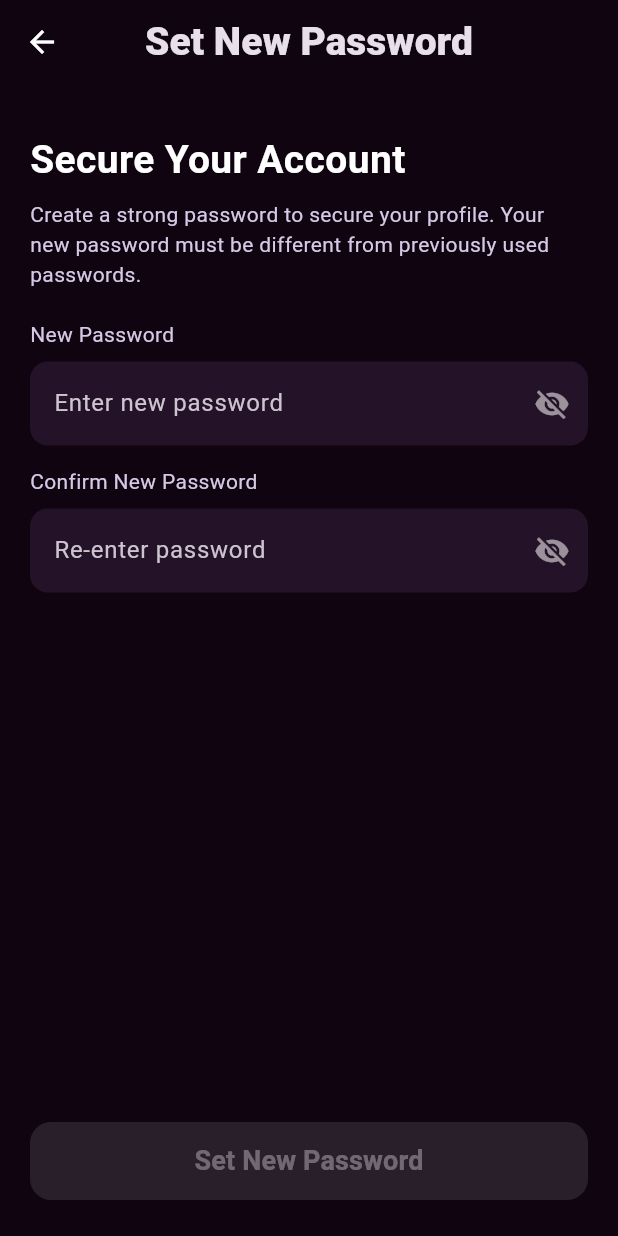
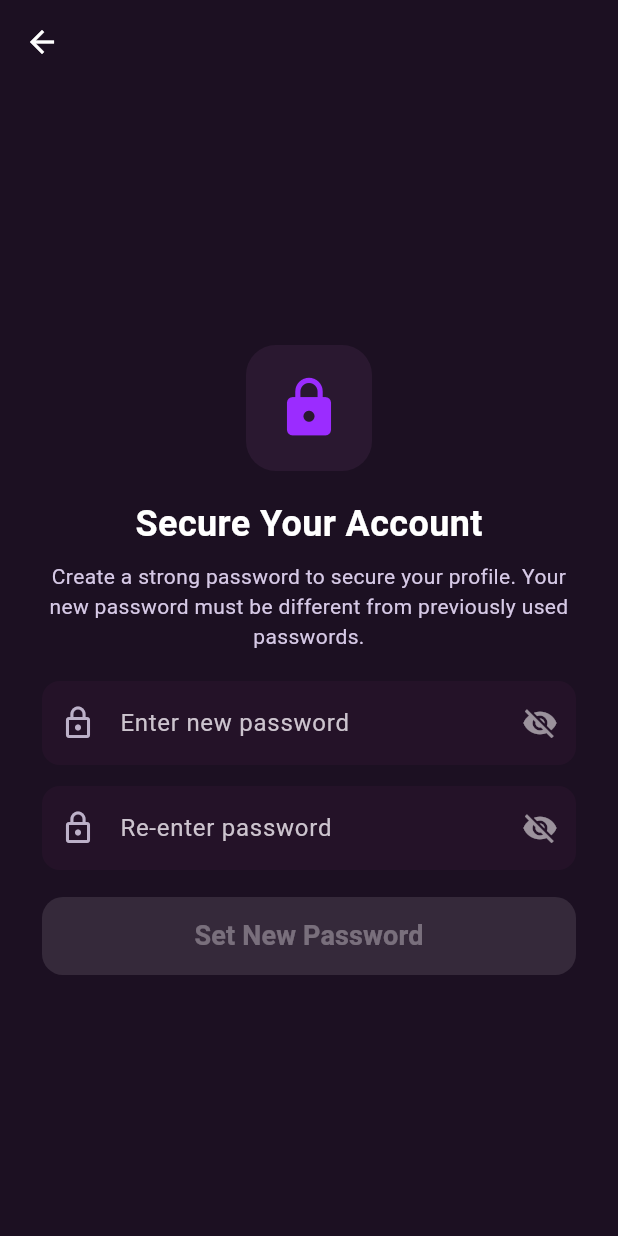
Before and after one commit to kalchan12/Graduate-Chronicles, a Flutter app: the PasswordResetScreen screen opened by its route, after a tap on "Verify", on a phone screen of 412 x 824 dp. Run offline on Flutter 3.47's test engine with Material 3 defaults, Android fonts, the light colour scheme and no system bars; our stand-ins replace flutter_riverpod.

Commit message:
fix(auth): align forgot password screens with design by fixing background color, centering content, restoring icons, and adding OTP countdown timer

```diff
--- a/lib/ui/auth/forgot/password_reset_screen.dart
+++ b/lib/ui/auth/forgot/password_reset_screen.dart
@@ -1,3 +1,4 @@
+import 'dart:async';
 import 'package:flutter/material.dart';
 import '../../../theme/design_system.dart';
 
@@ -11,10 +12,13 @@ class PasswordResetScreen extends StatefulWidget {
 class _PasswordResetScreenState extends State<PasswordResetScreen> {
   final List<TextEditingController> _controllers = List.generate(4, (_) => TextEditingController());
   final List<FocusNode> _focus = List.generate(4, (_) => FocusNode());
+  int _seconds = 60;
+  Timer? _timer;
 
   @override
   void initState() {
     super.initState();
+    _startTimer();
     for (int i = 0; i < _controllers.length; i++) {
       _controllers[i].addListener(() {
         final text = _controllers[i].text;
@@ -25,8 +29,21 @@ class _PasswordResetScreenState extends State<PasswordResetScreen> {
     }
   }
 
+  void _startTimer() {
+    _timer?.cancel();
+    setState(() => _seconds = 60);
+    _timer = Timer.periodic(const Duration(seconds: 1), (t) {
+      if (_seconds <= 0) {
+        t.cancel();
+      } else {
+        setState(() => _seconds -= 1);
+      }
+    });
+  }
+
   @override
   void dispose() {
+    _timer?.cancel();
     for (final c in _controllers) {
       c.dispose();
     }
@@ -62,32 +79,50 @@ class _PasswordResetScreenState extends State<PasswordResetScreen> {
 
   @override
   Widget build(BuildContext context) {
+    String twoDigits(int n) => n.toString().padLeft(2, '0');
+    final minutes = twoDigits((_seconds ~/ 60));
+    final seconds = twoDigits((_seconds % 60));
+
     return Scaffold(
-      appBar: AppBar(backgroundColor: Colors.transparent, elevation: 0, leading: BackButton(color: Colors.white), centerTitle: true, title: const Text('Reset Password')),
+      backgroundColor: const Color(0xFF1C1022),
+      appBar: AppBar(backgroundColor: Colors.transparent, elevation: 0, leading: BackButton(color: Colors.white)),
       body: SafeArea(
-        child: Padding(
-          padding: const EdgeInsets.symmetric(horizontal: 20, vertical: 24),
+        child: Center(
+          child: SingleChildScrollView(
+            padding: const EdgeInsets.symmetric(horizontal: 28, vertical: 24),
             child: Column(
+              mainAxisSize: MainAxisSize.min,
+              crossAxisAlignment: CrossAxisAlignment.center,
               children: [
-              const SizedBox(height: 8),
+                Container(
+                  width: 84,
+                  height: 84,
+                  decoration: BoxDecoration(color: const Color(0xFF2A1830), borderRadius: BorderRadius.circular(20)),
+                  child: const Icon(Icons.mark_email_read, size: 44, color: DesignSystem.purpleAccent),
+                ),
+                const SizedBox(height: 18),
                 const Text('Verification Code', style: TextStyle(fontSize: 28, fontWeight: FontWeight.bold, color: Colors.white)),
                 const SizedBox(height: 8),
-              const Text('Please enter the 4-digit code sent to your email address.', style: TextStyle(color: Color(0xFFD6C9E6))),
-              const SizedBox(height: 24),
+                const Text('Please enter the 4-digit code sent to your email address.', style: TextStyle(color: Color(0xFFD6C9E6)), textAlign: TextAlign.center),
+                const SizedBox(height: 18),
                 Row(mainAxisAlignment: MainAxisAlignment.spaceEvenly, children: List.generate(4, (i) => _pinField(i))),
                 const SizedBox(height: 20),
                 SizedBox(
                   width: double.infinity,
-                height: 48,
+                  height: 52,
                   child: ElevatedButton(
                     onPressed: () => Navigator.of(context).pushNamed('/forgot/set'),
-                  style: ElevatedButton.styleFrom(backgroundColor: DesignSystem.purpleAccent, shape: RoundedRectangleBorder(borderRadius: BorderRadius.circular(12))),
+                    style: ElevatedButton.styleFrom(backgroundColor: DesignSystem.purpleAccent, shape: RoundedRectangleBorder(borderRadius: BorderRadius.circular(14))),
                     child: const Text('Verify', style: TextStyle(fontSize: 16, fontWeight: FontWeight.w700)),
                   ),
                 ),
                 const SizedBox(height: 12),
-              TextButton(onPressed: () {}, child: const Text('Resend OTP', style: TextStyle(color: Color(0xFFD6C9E6))))
+                if (_seconds > 0)
+                  Text('Resend code in $minutes:$seconds', style: const TextStyle(color: Color(0xFFD6C9E6)))
+                else
+                  TextButton(onPressed: () => _startTimer(), child: const Text('Resend code', style: TextStyle(color: DesignSystem.purpleAccent))),
               ],
+            ),
           ),
         ),
       ),
--- a/lib/ui/auth/forgot/password_updated_screen.dart
+++ b/lib/ui/auth/forgot/password_updated_screen.dart
@@ -31,7 +31,7 @@ class _PasswordUpdatedScreenState extends State<PasswordUpdatedScreen> with Sing
   @override
   Widget build(BuildContext context) {
     return Scaffold(
-      backgroundColor: DesignSystem.scaffoldBg,
+      backgroundColor: const Color(0xFF1C1022),
       body: SafeArea(
         child: Center(
           child: FadeTransition(
--- a/lib/ui/auth/forgot/set_new_password_screen.dart
+++ b/lib/ui/auth/forgot/set_new_password_screen.dart
@@ -35,27 +35,36 @@ class _SetNewPasswordScreenState extends State<SetNewPasswordScreen> {
   @override
   Widget build(BuildContext context) {
     return Scaffold(
-      appBar: AppBar(backgroundColor: Colors.transparent, elevation: 0, leading: BackButton(color: Colors.white), centerTitle: true, title: const Text('Set New Password')),
+      backgroundColor: const Color(0xFF1C1022),
+      appBar: AppBar(backgroundColor: Colors.transparent, elevation: 0, leading: BackButton(color: Colors.white)),
       body: SafeArea(
-        child: Padding(
-          padding: const EdgeInsets.symmetric(horizontal: 20, vertical: 24),
+        child: Center(
+          child: SingleChildScrollView(
+            padding: const EdgeInsets.symmetric(horizontal: 28, vertical: 24),
             child: Column(
-            crossAxisAlignment: CrossAxisAlignment.start,
+              mainAxisSize: MainAxisSize.min,
+              crossAxisAlignment: CrossAxisAlignment.center,
               children: [
+                Container(
+                  width: 84,
+                  height: 84,
+                  decoration: BoxDecoration(color: const Color(0xFF2A1830), borderRadius: BorderRadius.circular(20)),
+                  child: const Icon(Icons.lock, size: 44, color: DesignSystem.purpleAccent),
+                ),
+                const SizedBox(height: 18),
+                const Text('Secure Your Account', style: TextStyle(fontSize: 24, fontWeight: FontWeight.bold, color: Colors.white)),
                 const SizedBox(height: 8),
-              const Text('Secure Your Account', style: TextStyle(fontSize: 26, fontWeight: FontWeight.bold, color: Colors.white)),
-              const SizedBox(height: 8),
-              const Text('Create a strong password to secure your profile. Your new password must be different from previously used passwords.', style: TextStyle(color: Color(0xFFD6C9E6))),
+                const Text('Create a strong password to secure your profile. Your new password must be different from previously used passwords.', style: TextStyle(color: Color(0xFFD6C9E6)), textAlign: TextAlign.center),
                 const SizedBox(height: 20),
-              const Text('New Password', style: TextStyle(color: Color(0xFFD6C9E6))),
-              const SizedBox(height: 8),
                 TextField(
                   controller: _newCtrl,
                   obscureText: _obscureNew,
+                  onChanged: (_) => setState(() {}),
                   decoration: InputDecoration(
                     hintText: 'Enter new password',
                     filled: true,
                     fillColor: const Color(0xFF241228),
+                    prefixIcon: const Icon(Icons.lock_outline, color: Color(0xFFBDB1C9)),
                     border: OutlineInputBorder(borderRadius: BorderRadius.circular(12), borderSide: BorderSide.none),
                     suffixIcon: IconButton(
                       icon: Icon(_obscureNew ? Icons.visibility_off : Icons.visibility, color: Colors.white54),
@@ -65,15 +74,15 @@ class _SetNewPasswordScreenState extends State<SetNewPasswordScreen> {
                   style: const TextStyle(color: Colors.white),
                 ),
                 const SizedBox(height: 14),
-              const Text('Confirm New Password', style: TextStyle(color: Color(0xFFD6C9E6))),
-              const SizedBox(height: 8),
                 TextField(
                   controller: _confirmCtrl,
                   obscureText: _obscureConfirm,
+                  onChanged: (_) => setState(() {}),
                   decoration: InputDecoration(
                     hintText: 'Re-enter password',
                     filled: true,
                     fillColor: const Color(0xFF241228),
+                    prefixIcon: const Icon(Icons.lock_outline, color: Color(0xFFBDB1C9)),
                     border: OutlineInputBorder(borderRadius: BorderRadius.circular(12), borderSide: BorderSide.none),
                     suffixIcon: IconButton(
                       icon: Icon(_obscureConfirm ? Icons.visibility_off : Icons.visibility, color: Colors.white54),
@@ -81,14 +90,13 @@ class _SetNewPasswordScreenState extends State<SetNewPasswordScreen> {
                     ),
                   ),
                   style: const TextStyle(color: Colors.white),
-                onChanged: (_) => setState(() {}),
                 ),
                 if (_errorText != null)
                   Padding(
                     padding: const EdgeInsets.only(top: 8.0),
                     child: Text(_errorText!, style: const TextStyle(color: Colors.orangeAccent)),
                   ),
-              const Spacer(),
+                const SizedBox(height: 18),
                 SizedBox(
                   width: double.infinity,
                   height: 52,
@@ -102,6 +110,7 @@ class _SetNewPasswordScreenState extends State<SetNewPasswordScreen> {
             ),
           ),
         ),
+      ),
     );
   }
 }
```
Also changed, not shown: lib/ui/auth/forgot/forgot_password_screen.dart (+33 -11 lines). Lines whose indentation alone changed are shown as unchanged.
